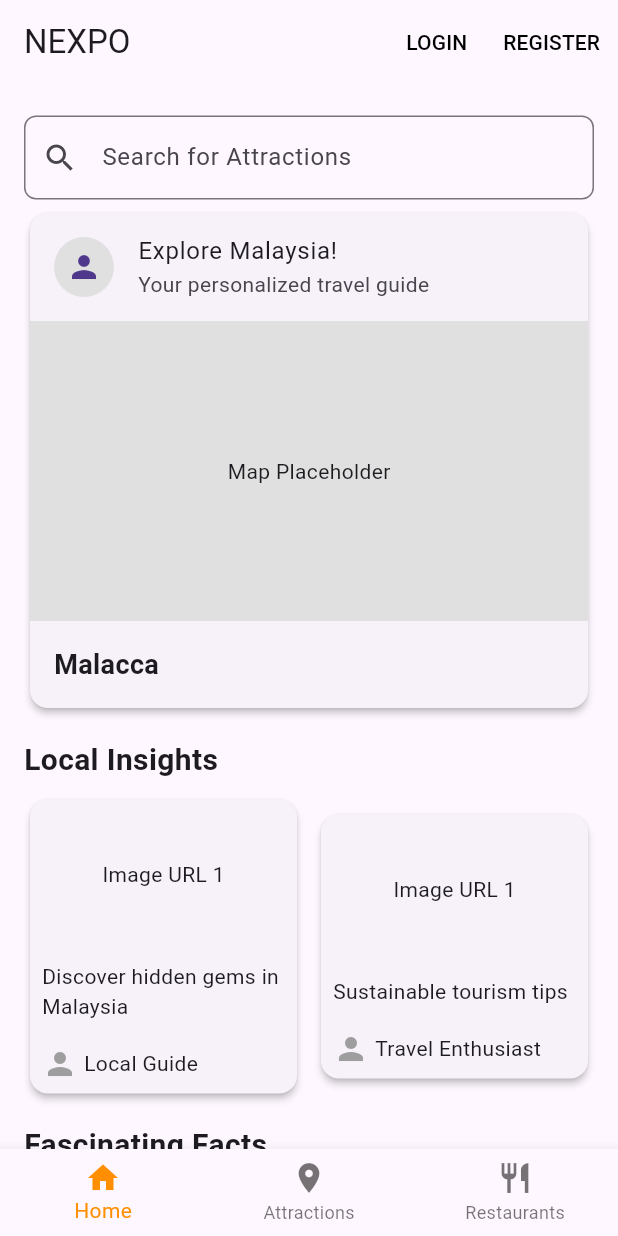
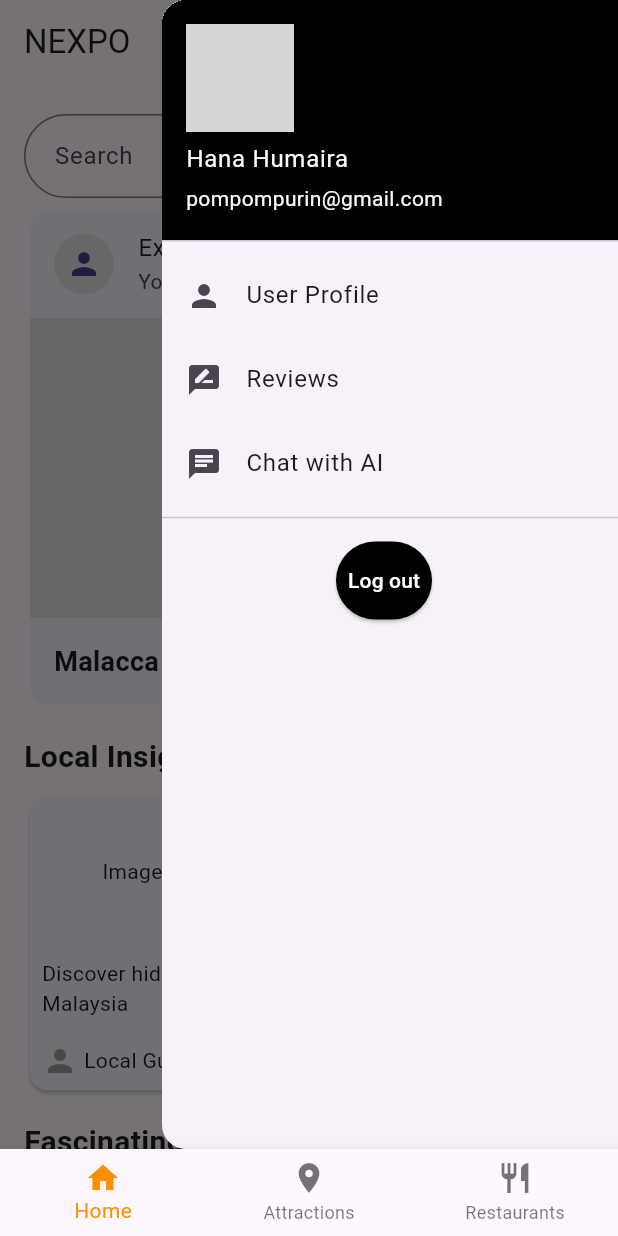
Before and after one commit to MuhdArshadd/nexpo, a Flutter app: the screen it shows after launch, with the side drawer open (before the commit the screen has no drawer), on a phone screen of 412 x 824 dp. Run offline on Flutter 3.47's test engine with Material 3 defaults, Android fonts, the light colour scheme and no system bars; drawn by our look-alikes of carousel_slider; grey boxes are pictures that could not be loaded.

Commit message:
dah letak side bar dekat home page

```diff
--- /dev/null
+++ b/lib/view/custom_drawer.dart
@@ -0,0 +1,80 @@
+import 'package:flutter/material.dart';
+import 'package:tourism_app/view/review_main.dart';
+import 'user_profile.dart';
+
+class CustomDrawer extends StatelessWidget {
+  final String? profileImageUrl;
+  final Function(bool) onLoginChanged;
+
+  const CustomDrawer({
+    super.key,
+    required this.profileImageUrl,
+    required this.onLoginChanged,
+  });
+
+  @override
+  Widget build(BuildContext context) {
+    return Drawer(
+      child: ListView(
+        padding: EdgeInsets.zero,
+        children: <Widget>[
+          UserAccountsDrawerHeader(
+            accountName: const Text('Hana Humaira'), // Replace with dynamic data if needed
+            accountEmail: const Text('pompompurin@gmail.com'), // Replace with dynamic data if needed
+            currentAccountPicture: CircleAvatar(
+              backgroundImage: profileImageUrl != null
+                  ? NetworkImage(profileImageUrl!)
+                  : const AssetImage('assets/default_profile.png') as ImageProvider,
+            ),
+            decoration: const BoxDecoration(
+              color: Colors.black,
+            ),
+          ),
+          ListTile(
+            leading: const Icon(Icons.person),
+            title: const Text('User Profile'),
+            onTap: () {
+              Navigator.push(
+                context,
+                MaterialPageRoute(builder: (context) => UserProfilePage()),
+              );
+            },
+          ),
+          ListTile(
+            leading: const Icon(Icons.rate_review),
+            title: const Text('Reviews'),
+            onTap: () {
+              Navigator.push(
+                context,
+                MaterialPageRoute(builder: (context) => const ReviewMainPage()),
+              );
+            },
+          ),
+          ListTile(
+            leading: const Icon(Icons.chat),
+            title: const Text('Chat with AI'),
+            onTap: () {
+              // Handle the action for Chat with AI
+            },
+          ),
+          const Divider(),
+          ListTile(
+            title: Center(
+              child: ElevatedButton(
+                style: ElevatedButton.styleFrom(
+                  backgroundColor: Colors.black,
+                  padding: const EdgeInsets.symmetric(vertical: 16),
+                ),
+                onPressed: () {
+                  onLoginChanged(false); // Log out action
+                  Navigator.pop(context); // Close the drawer
+                },
+                child: const Text('Log out', style: TextStyle(color: Colors.white)),
+              ),
+            ),
+          ),
+        ],
+      ),
+    );
+  }
+}
--- a/lib/view/home_page.dart
+++ b/lib/view/home_page.dart
@@ -1,5 +1,6 @@
 import 'package:flutter/material.dart';
 import 'package:tourism_app/view/review_main.dart';
+import 'package:tourism_app/view/custom_drawer.dart';
 import 'login_user.dart';
 import 'user_profile.dart';
 import 'register_user.dart';
@@ -10,68 +11,52 @@ import 'map_popup.dart';
 class HomePage extends StatelessWidget {
   final bool isLoggedIn;
   final Function(bool) onLoginChanged;
+  final String? profileImageUrl; // URL for the profile image
 
- const HomePage({super.key, required this.isLoggedIn, required this.onLoginChanged});
+ const HomePage({super.key, required this.isLoggedIn, required this.onLoginChanged, this.profileImageUrl});
 
   @override
   Widget build(BuildContext context) {
     return Scaffold(
       appBar: AppBar(
         title: const Text('NEXPO'),
+        automaticallyImplyLeading: false, // This removes the hamburger icon
         actions: [
           if (!isLoggedIn) ...[
-            TextButton(
+            IconButton(
+              icon: const Icon(Icons.person, color: Colors.black),
               onPressed: () async {
                 final result = await Navigator.push(
                   context,
-                  MaterialPageRoute(builder: (context) =>  LoginPage(onLoginChanged: onLoginChanged)),
+                  MaterialPageRoute(builder: (context) => LoginPage(onLoginChanged: onLoginChanged))
                 );
-                if (result == true){
-                  onLoginChanged(true); //Update login state
+                if(result == true){
+                  onLoginChanged(true); //update login status
                 }
               },
-              child: const Text(
-                'LOGIN',
-                style: TextStyle(color: Colors.black),
-              ),
             ),
-            TextButton(
-              onPressed: () {
-                Navigator.push(
-                  context,
-                  MaterialPageRoute(builder: (context) => RegisterUserPage(onLoginChanged: onLoginChanged)),
+          ] else ...[
+            Builder(
+              builder: (BuildContext context){
+                return IconButton(
+                  icon: CircleAvatar(
+                    backgroundImage: profileImageUrl != null
+                        ? NetworkImage(profileImageUrl!)
+                        : const AssetImage('assets/default_profile.png') as ImageProvider,
+                  ),
+                  onPressed: () {
+                    Scaffold.of(context).openEndDrawer(); // Open the side drawer
+                  },
                 );
               },
-              child: const Text(
-                'REGISTER',
-                style: TextStyle(color: Colors.black),
-              ),
-            ),
-          ] else ...[
-            TextButton(
-              onPressed: () {
-                Navigator.push(
-                  context,
-                  MaterialPageRoute(builder: (context) => UserProfilePage()),
-                );
-              },
-              child: const Text(
-                'PROFILE',
-                style: TextStyle(color: Colors.black),
-              ),
-            ),
-            TextButton(
-              onPressed: () {
-                onLoginChanged(false); //Update login state to logout
-              },
-              child: const Text(
-                'LOGOUT',
-                style: TextStyle(color: Colors.black),
-              ),
             ),
           ],
         ],
       ),
+    endDrawer: CustomDrawer( // Use the CustomDrawer widget here
+    profileImageUrl: profileImageUrl,
+    onLoginChanged: onLoginChanged,
+    ),
       body: SingleChildScrollView(
         child: Padding(
           padding: const EdgeInsets.all(16.0),
@@ -80,13 +65,20 @@ class HomePage extends StatelessWidget {
             children: [
               // Search Bar
               Padding(
-                padding: const EdgeInsets.symmetric(vertical: 5.0),
+                padding: const EdgeInsets.symmetric(vertical: 4.0),
                 child: TextField(
                   decoration: InputDecoration(
-                    hintText: 'Search for Attractions',
-                    prefixIcon: const Icon(Icons.search),
+                    hintText: ' Search',
+                    suffixIcon: Container(
+                      margin: const EdgeInsets.all(4.0),
+                      decoration: BoxDecoration(
+                        color: Colors.black,
+                        shape: BoxShape.circle,
+                      ),
+                      child: const Icon(Icons.search, color: Colors.white),
+                    ),
                     border: OutlineInputBorder(
-                      borderRadius: BorderRadius.circular(8.0),
+                      borderRadius: BorderRadius.circular(30.0),
                     ),
                   ),
                 ),
@@ -94,7 +86,7 @@ class HomePage extends StatelessWidget {
 
               // Explore Malaysia Section
               Card(
-                elevation: 2,
+                elevation: 0,
                 child: Column(
                   crossAxisAlignment: CrossAxisAlignment.start,
                   children: [
@@ -128,7 +120,7 @@ class HomePage extends StatelessWidget {
                 children: [
                   Expanded(
                     child: Card(
-                      elevation: 2,
+                      elevation: 1,
                       child: Column(
                         crossAxisAlignment: CrossAxisAlignment.start,
                         children: [
@@ -166,7 +158,7 @@ class HomePage extends StatelessWidget {
                   const SizedBox(width: 8),
                   Expanded(
                     child: Card(
-                      elevation: 2,
+                      elevation: 1,
                       child: Column(
                         crossAxisAlignment: CrossAxisAlignment.start,
                         children: [
@@ -205,45 +197,42 @@ class HomePage extends StatelessWidget {
               ),
 
               const SizedBox(height: 16),
-
               // Fascinating Facts Section
               const Text('Fascinating Facts', style: TextStyle(fontSize: 20, fontWeight: FontWeight.bold)),
               const SizedBox(height: 8),
 
-              // Culture Trivia Card with onTap functionality`
-              InkWell(
-                onTap: () {
-                  //Handle for Culture Trivia
+              // Culture Trivia
+              ListTile(
+                leading: Image.asset(
+                    'assets/culture.jpg',
+                  width: 45,
+                  height: 45,
+                  fit: BoxFit.cover,
+                ),
+                title: const Text('Culture Trivia'),
+                subtitle: const Text('Learn about Malaysia\'s diverse tradition'),
+                onTap: (){
+                  //Handle culture trivia
                 },
-                child: Card(
-                  elevation: 1,
-                  child: ListTile(
-                    leading: Icon(Icons.space_dashboard, color: Colors.blue), // Space icon
-                    title: const Text('Culture Trivia'),
-                    subtitle: const Text('Learn about Malaysia\'s diverse traditions'),
-                  ),
+              ),
+              const Divider(),
+
+              // Nature Wonders
+              ListTile(
+                leading: Image.asset(
+                  'assets/nature.webp',
+                  width: 45,
+                  height: 45,
+                  fit: BoxFit.cover,
                 ),
+                title: const Text('Nature Wonders'),
+                subtitle: const Text('Explore Malaysia\'s breathtaking landscapes'),
+                onTap: (){
+                  //Handle nature wonder
+                },
               ),
-
-              const SizedBox(height: 8),
-
-              // Nature Wonders Card with onTap functionality
-              InkWell(
-                onTap: () {
-                  // Handle the click event for Nature Wonders
-                },
-                child: Card(
-                  elevation: 1,
-                  child: ListTile(
-                    leading: Icon(Icons.landscape, color: Colors.green), // Landscape icon
-                    title: const Text('Nature Wonders'),
-                    subtitle: const Text('Explore Malaysia\'s breathtaking landscapes'),
-                  ),
-                ),
-              ),
-
+              const Divider(),
               const SizedBox(height: 16),
-
 
               // Quick Tips Section
               const Text('Quick Tips', style: TextStyle(fontSize: 20, fontWeight: FontWeight.bold)),
--- a/pubspec.yaml
+++ b/pubspec.yaml
@@ -66,6 +66,8 @@ flutter:
     - assets/green_eats.png
     - assets/petronas_twin_towers.jpg
     - assets/klebang_beach.jpg
+    - assets/culture.jpg
+    - assets/nature.webp
   #   - images/a_dot_burr.jpeg
   #   - images/a_dot_ham.jpeg
 
```
Also changed, not shown: assets/culture.jpg (added), assets/nature.webp (added).
